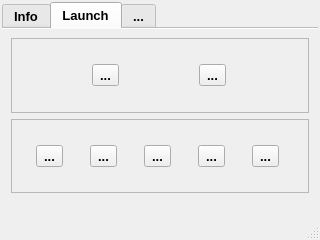
Above: main.ui from neurotoxin78/doomsday-pc before the change. Below: the same form after it.
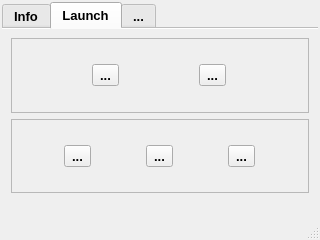
That is the form after the change. The open tabs and pages were chosen to show the change.

Commit message: Add autopoweroff when  voltage drop to 10.5V

Patch:
```diff
--- a/main.ui
+++ b/main.ui
@@ -315,20 +315,6 @@
              </property>
             </widget>
            </item>
-           <item>
-            <widget class="QToolButton" name="toolButton_4">
-             <property name="text">
-              <string>...</string>
-             </property>
-            </widget>
-           </item>
-           <item>
-            <widget class="QToolButton" name="toolButton_5">
-             <property name="text">
-              <string>...</string>
-             </property>
-            </widget>
-           </item>
           </layout>
          </widget>
         </item>
```
Left out of the diff: 4 changed lines with no effect on the pictures. The commit also changes 1 other file.
